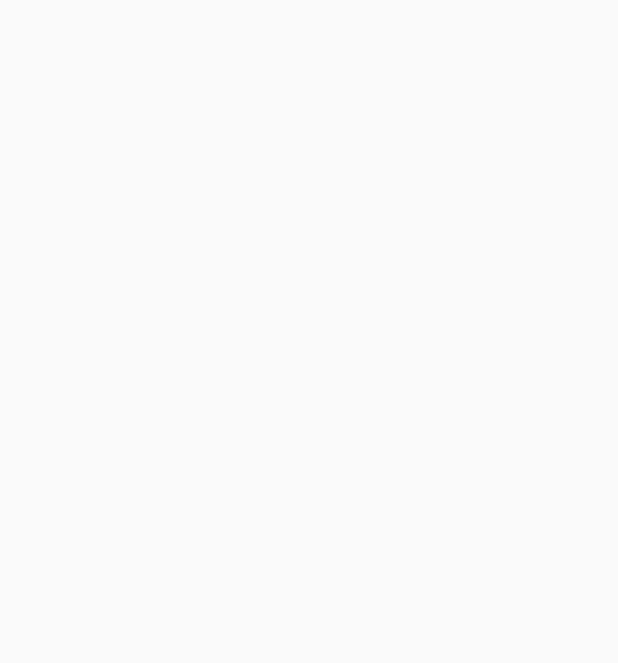
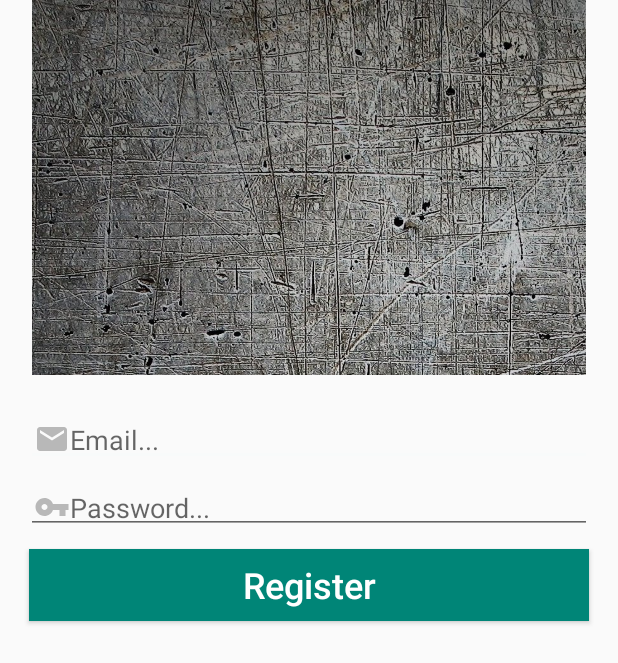
Before and after one commit to hrechkayurii/WriteMe, an Android app: the RegisterActivity screen opened directly, with no data from a screen before it, on a phone screen of 412 x 824 dp. Before the commit the part shown is empty. Shown: the top 663 px of the screen. Run offline under Robolectric (Android 15) with nearby library versions, the light colour scheme and no system bars.

Commit message:
20190109_6

```diff
--- a/app/src/main/AndroidManifest.xml
+++ b/app/src/main/AndroidManifest.xml
@@ -1,6 +1,8 @@
 <?xml version="1.0" encoding="utf-8"?>
 <manifest xmlns:android="http://schemas.android.com/apk/res/android"
     package="com.ua.yuriihrechka.writeme">
+
+    <uses-permission android:name="android.permission.INTERNET"></uses-permission>
 
     <application
         android:allowBackup="true"
--- /dev/null
+++ b/app/src/main/res/drawable/password.xml
@@ -0,0 +1,10 @@
+<vector android:alpha="0.94"
+    android:height="24dp"
+    android:tint="#B3B3B3"
+    android:viewportHeight="24.0"
+    android:viewportWidth="24.0"
+    android:width="24dp"
+    xmlns:android="http://schemas.android.com/apk/res/android">
+    <path android:fillColor="#FF000000"
+        android:pathData="M12.65,10C11.83,7.67 9.61,6 7,6c-3.31,0 -6,2.69 -6,6s2.69,6 6,6c2.61,0 4.83,-1.67 5.65,-4H17v4h4v-4h2v-4H12.65zM7,14c-1.1,0 -2,-0.9 -2,-2s0.9,-2 2,-2 2,0.9 2,2 -0.9,2 -2,2z"/>
+</vector>
--- a/app/src/main/res/layout/activity_register.xml
+++ b/app/src/main/res/layout/activity_register.xml
@@ -1,9 +1,64 @@
 <?xml version="1.0" encoding="utf-8"?>
-<android.support.constraint.ConstraintLayout xmlns:android="http://schemas.android.com/apk/res/android"
+<RelativeLayout xmlns:android="http://schemas.android.com/apk/res/android"
     xmlns:app="http://schemas.android.com/apk/res-auto"
     xmlns:tools="http://schemas.android.com/tools"
     android:layout_width="match_parent"
     android:layout_height="match_parent"
     tools:context=".RegisterActivity">
 
-</android.support.constraint.ConstraintLayout>
+    <ImageView
+        android:id="@+id/register_image"
+        android:layout_width="match_parent"
+        android:layout_height="250dp"
+        android:src="@drawable/login_photo"
+        android:layout_alignParentStart="true"
+        android:layout_alignParentTop="true"
+        android:scaleType="fitCenter"/>
+
+    <EditText
+        android:id="@+id/register_email"
+        android:layout_width="match_parent"
+        android:layout_height="wrap_content"
+        android:layout_alignParentStart="true"
+        android:layout_below="@+id/register_image"
+        android:hint="Email..."
+        android:inputType="textEmailAddress"
+        android:padding="5dp"
+        android:drawableStart="@drawable/email"
+        android:layout_marginTop="25dp"
+        android:layout_marginRight="17dp"
+        android:layout_marginLeft="17dp"
+        />
+
+    <EditText
+        android:id="@+id/register_password"
+        android:layout_width="match_parent"
+        android:layout_height="wrap_content"
+        android:layout_alignParentStart="true"
+        android:layout_below="@+id/register_email"
+        android:hint="Password..."
+        android:inputType="textPassword"
+        android:padding="5dp"
+        android:drawableStart="@drawable/password"
+        android:layout_marginTop="10dp"
+        android:layout_marginRight="17dp"
+        android:layout_marginLeft="17dp"
+        />
+
+    <Button
+        android:id="@+id/login_button"
+        android:layout_width="match_parent"
+        android:layout_height="wrap_content"
+        android:padding="4dp"
+        android:layout_below="@+id/register_password"
+        android:layout_marginTop="10dp"
+        android:layout_marginRight="19dp"
+        android:layout_marginLeft="19dp"
+        android:text="Register"
+        android:textAllCaps="false"
+        android:textSize="24sp"
+        android:textColor="@android:color/background_light"
+        android:background="@drawable/button"
+        />
+
+</RelativeLayout>
```
Also changed, not shown: app/src/main/res/layout/activity_login.xml (+47 -0 lines).
